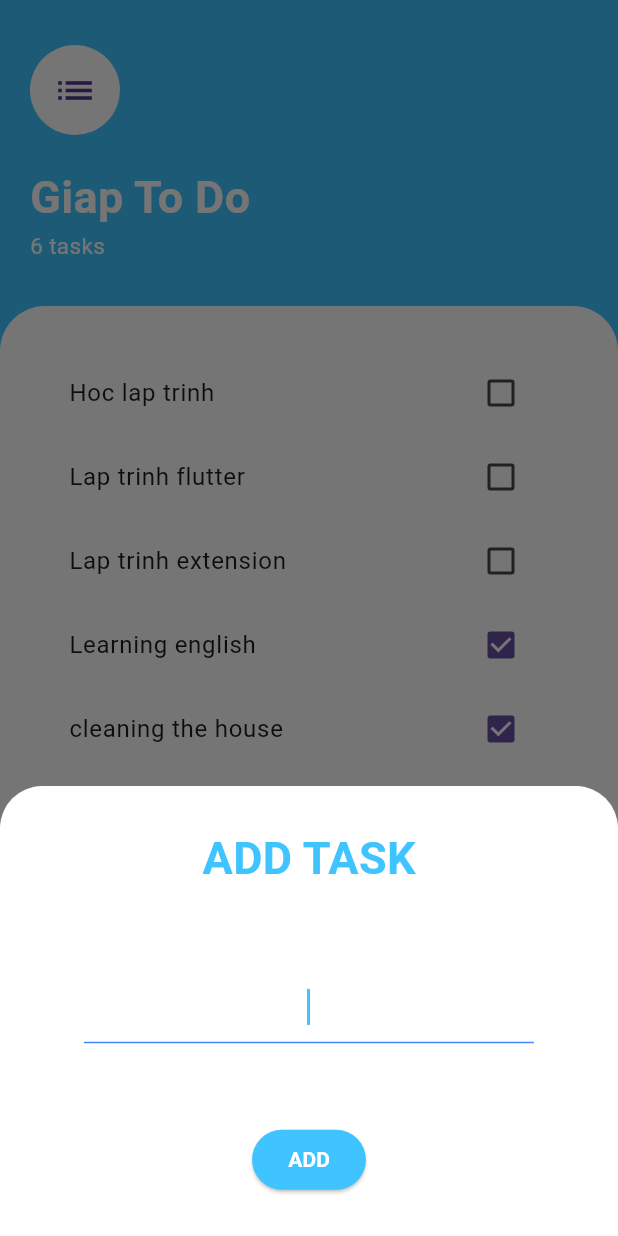
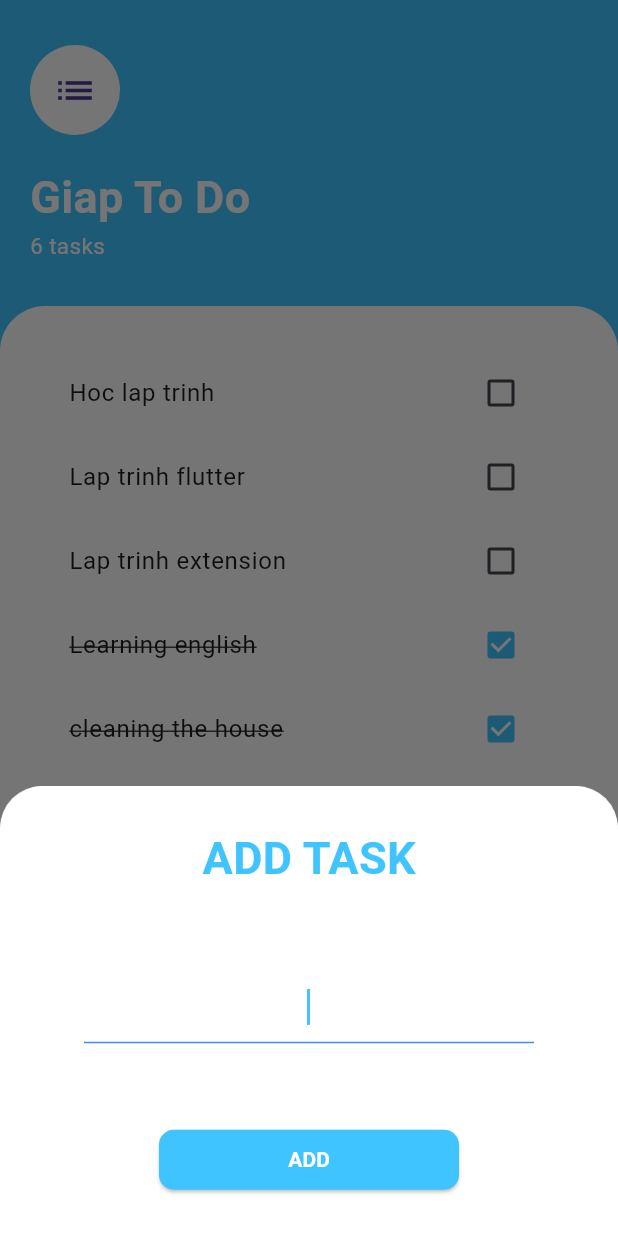
Before and after one commit to DG1923/To-Do-List, a Flutter app: the screen it shows after launch, after a tap on the "add" icon, on a phone screen of 412 x 824 dp. Run offline on Flutter 3.47's test engine with Material 3 defaults, Android fonts, the phone set to English and light mode, and no system bars.

Commit message:
Change something UI in the the todo_screen

```diff
--- a/lib/addTaskScreen.dart
+++ b/lib/addTaskScreen.dart
@@ -30,7 +30,8 @@ class _AddtaskscreenState extends State<Addtaskscreen> {
                     fontSize: 30,
                     fontWeight: FontWeight.bold,
                     color: Colors.lightBlueAccent
-                ),),
+                ),
+              ),
               SizedBox(
                 width: 300,
                 child: TextField(
@@ -57,8 +58,12 @@ class _AddtaskscreenState extends State<Addtaskscreen> {
                   ),
                 ),
 
-                style: ButtonStyle(
-                  backgroundColor: WidgetStateProperty.all<Color>(Colors.lightBlueAccent),
+                style: ElevatedButton.styleFrom(
+                  fixedSize: const Size(200,20),
+                  shape: RoundedRectangleBorder(
+                    borderRadius: BorderRadius.circular(10),
+                  ),
+                  backgroundColor: Colors.lightBlueAccent,
                 ),
                 onPressed: () => Navigator.pop(context),
               ),
--- a/lib/todo_screen.dart
+++ b/lib/todo_screen.dart
@@ -54,9 +54,14 @@ class _TodoState extends State<Todo> {
                       }
                     });
                   },
-                  title: Text(task),
+                  title: Text(task,
+                    style: TextStyle(
+                      decoration: tasks[index][task]!?TextDecoration.lineThrough:null,
+                    ),
+                  ),
                   trailing: Checkbox(
                     value: tasks[index].values.first,
+                    activeColor: Colors.lightBlueAccent,
                     onChanged: (value){
                       setState(() {
                         tasks[index][task] = value!;
@@ -64,7 +69,6 @@ class _TodoState extends State<Todo> {
                     },
                     ),
                   );
-
               },
             )),
       ),
```
